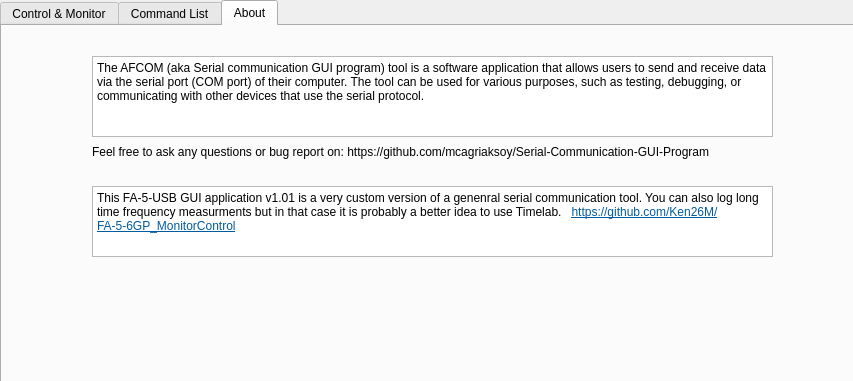
The window that main_window.ui (Ken26M/FA-5-6GP_MonitorControl) describes before a commit, drawn with Qt 5; both pictures show x 0 to 853 and y 0 to 381 of the 935 by 576 pixel window.
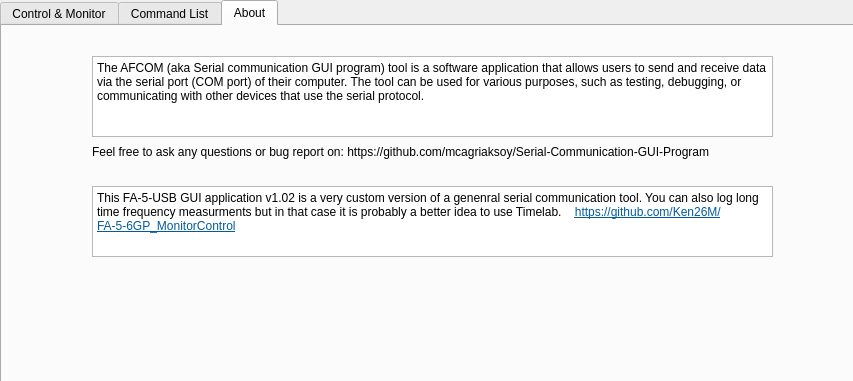
The same window after the commit. The open tabs and pages were chosen to show the change. Icons and pictures are not drawn.

Commit message: - fix for low frequency parsing

What changed in the file:
```diff
--- a/main_window.ui
+++ b/main_window.ui
@@ -1540,7 +1540,7 @@
 li.unchecked::marker { content: &quot;\2610&quot;; }
 li.checked::marker { content: &quot;\2612&quot;; }
 &lt;/style&gt;&lt;/head&gt;&lt;body style=&quot; font-family:'Segoe UI'; font-size:9pt; font-weight:400; font-style:normal;&quot;&gt;
-&lt;p style=&quot; margin-top:6px; margin-bottom:6px; margin-left:0px; margin-right:0px; -qt-block-indent:0; text-indent:0px;&quot;&gt;This FA-5-USB GUI application v1.01 is a very custom version of a genenral serial communication tool. You can also log long time frequency measurments but in that case it is probably a better idea to use Timelab.   &lt;a href=&quot;https://github.com/Ken26M/FA-5-6GP_MonitorControl&quot;&gt;&lt;span style=&quot; text-decoration: underline; color:#005ba0;&quot;&gt;https://github.com/Ken26M/FA-5-6GP_MonitorControl&lt;/span&gt;&lt;/a&gt;&lt;/p&gt;&lt;/body&gt;&lt;/html&gt;</string>
+&lt;p style=&quot; margin-top:6px; margin-bottom:6px; margin-left:0px; margin-right:0px; -qt-block-indent:0; text-indent:0px;&quot;&gt;This FA-5-USB GUI application v1.02 is a very custom version of a genenral serial communication tool. You can also log long time frequency measurments but in that case it is probably a better idea to use Timelab.    &lt;a href=&quot;https://github.com/Ken26M/FA-5-6GP_MonitorControl&quot;&gt;&lt;span style=&quot; color:#005ba0;&quot;&gt;https://github.com/Ken26M/FA-5-6GP_MonitorControl&lt;/span&gt;&lt;/a&gt;&lt;/p&gt;&lt;/body&gt;&lt;/html&gt;</string>
       </property>
       <property name="acceptRichText">
        <bool>false</bool>
```
Left out of the diff: 6 changed lines with no effect on the pictures. The commit also changes 3 other files.
